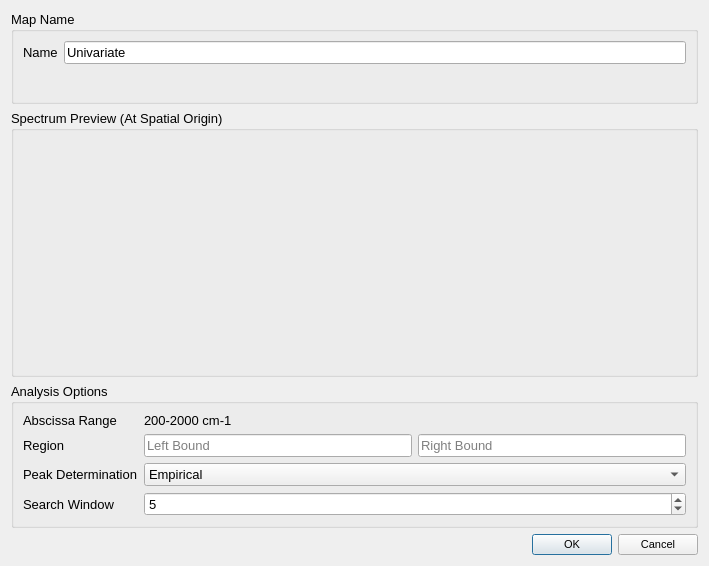
Before: the Qt Designer form Vespucci/GUI/Analysis/univariatedialog.ui in VespucciProject/Vespucci, drawn with Qt 5.
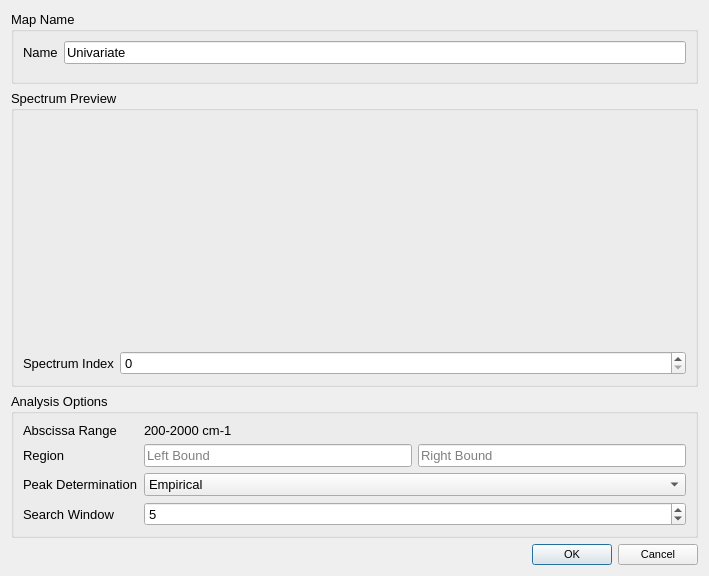
After: the same form once the commit is applied. Custom widgets are drawn as their Qt base class.

Commit message: MetaAnalyzer, MultiAnalyzer and VespucciDataset now inherit a new abstract class (AbstractDataAnalyzer), removing the klugy overloaded constructors that were used for analysis dialogs. Rank estimation moved out of dialogs.

```diff
--- a/Vespucci/GUI/Analysis/univariatedialog.ui
+++ b/Vespucci/GUI/Analysis/univariatedialog.ui
@@ -7,29 +7,86 @@
     <x>0</x>
     <y>0</y>
     <width>709</width>
-    <height>566</height>
+    <height>576</height>
    </rect>
   </property>
   <property name="windowTitle">
    <string>Univariate Analysis</string>
   </property>
-  <layout class="QGridLayout" name="gridLayout">
-   <item row="4" column="0">
-    <widget class="QDialogButtonBox" name="buttonBox">
+  <layout class="QVBoxLayout" name="verticalLayout_2">
+   <item>
+    <widget class="QGroupBox" name="nameGroupBox">
      <property name="font">
       <font>
-       <pointsize>8</pointsize>
+       <pointsize>10</pointsize>
       </font>
      </property>
-     <property name="orientation">
-      <enum>Qt::Horizontal</enum>
+     <property name="title">
+      <string>Map Name</string>
      </property>
-     <property name="standardButtons">
-      <set>QDialogButtonBox::Cancel|QDialogButtonBox::Ok</set>
+     <layout class="QFormLayout" name="formLayout_3">
+      <property name="fieldGrowthPolicy">
+       <enum>QFormLayout::AllNonFixedFieldsGrow</enum>
+      </property>
+      <item row="0" column="0">
+       <widget class="QLabel" name="nameLabel">
+        <property name="toolTip">
+         <string>&lt;html&gt;&lt;head/&gt;&lt;body&gt;&lt;p&gt;If no name entered, default &amp;quot;Univariate Analysis n&amp;quot; where n is the number performed.&lt;/p&gt;&lt;/body&gt;&lt;/html&gt;</string>
+        </property>
+        <property name="text">
+         <string>Name</string>
+        </property>
+       </widget>
+      </item>
+      <item row="0" column="1">
+       <widget class="QLineEdit" name="nameLineEdit">
+        <property name="text">
+         <string>Univariate</string>
+        </property>
+       </widget>
+      </item>
+     </layout>
+    </widget>
+   </item>
+   <item>
+    <widget class="QGroupBox" name="previewGroupBox">
+     <property name="font">
+      <font>
+       <pointsize>10</pointsize>
+      </font>
      </property>
+     <property name="title">
+      <string>Spectrum Preview</string>
+     </property>
+     <layout class="QVBoxLayout" name="verticalLayout">
+      <item>
+       <widget class="QCustomPlot" name="spectrumPlot" native="true">
+        <property name="minimumSize">
+         <size>
+          <width>600</width>
+          <height>225</height>
+         </size>
+        </property>
+       </widget>
+      </item>
+      <item>
+       <layout class="QFormLayout" name="formLayout">
+        <item row="0" column="0">
+         <widget class="QLabel" name="indexLabel">
+          <property name="text">
+           <string>Spectrum Index</string>
+          </property>
+         </widget>
+        </item>
+        <item row="0" column="1">
+         <widget class="QSpinBox" name="indexSpinBox"/>
+        </item>
+       </layout>
+      </item>
+     </layout>
     </widget>
    </item>
-   <item row="2" column="0">
+   <item>
     <widget class="QGroupBox" name="optionsGroupBox">
      <property name="font">
       <font>
@@ -124,62 +181,19 @@
      </layout>
     </widget>
    </item>
-   <item row="0" column="0">
-    <widget class="QGroupBox" name="nameGroupBox">
+   <item>
+    <widget class="QDialogButtonBox" name="buttonBox">
      <property name="font">
       <font>
-       <pointsize>10</pointsize>
+       <pointsize>8</pointsize>
       </font>
      </property>
-     <property name="title">
-      <string>Map Name</string>
+     <property name="orientation">
+      <enum>Qt::Horizontal</enum>
      </property>
-     <layout class="QFormLayout" name="formLayout_3">
-      <property name="fieldGrowthPolicy">
-       <enum>QFormLayout::AllNonFixedFieldsGrow</enum>
-      </property>
-      <item row="0" column="0">
-       <widget class="QLabel" name="nameLabel">
-        <property name="toolTip">
-         <string>&lt;html&gt;&lt;head/&gt;&lt;body&gt;&lt;p&gt;If no name entered, default &amp;quot;Univariate Analysis n&amp;quot; where n is the number performed.&lt;/p&gt;&lt;/body&gt;&lt;/html&gt;</string>
-        </property>
-        <property name="text">
-         <string>Name</string>
-        </property>
-       </widget>
-      </item>
-      <item row="0" column="1">
-       <widget class="QLineEdit" name="nameLineEdit">
-        <property name="text">
-         <string>Univariate</string>
-        </property>
-       </widget>
-      </item>
-     </layout>
-    </widget>
-   </item>
-   <item row="1" column="0">
-    <widget class="QGroupBox" name="previewGroupBox">
-     <property name="font">
-      <font>
-       <pointsize>10</pointsize>
-      </font>
+     <property name="standardButtons">
+      <set>QDialogButtonBox::Cancel|QDialogButtonBox::Ok</set>
      </property>
-     <property name="title">
-      <string>Spectrum Preview (At Spatial Origin)</string>
-     </property>
-     <layout class="QVBoxLayout" name="verticalLayout">
-      <item>
-       <widget class="QCustomPlot" name="spectrumPlot" native="true">
-        <property name="minimumSize">
-         <size>
-          <width>600</width>
-          <height>225</height>
-         </size>
-        </property>
-       </widget>
-      </item>
-     </layout>
     </widget>
    </item>
   </layout>
```
The commit also changes 46 other files.
